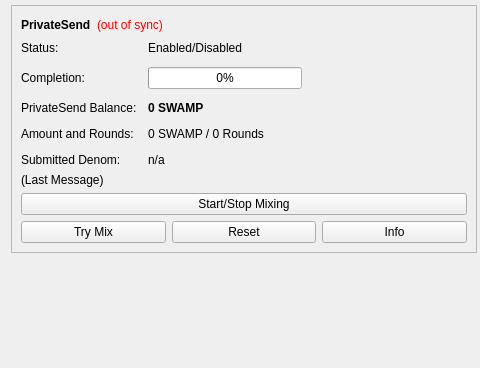
Above: src/qt/forms/overviewpage.ui from devilking6105/swamp before the change; both pictures show x 0 to 480 and y 217 to 585 of the 960 by 585 pixel window. Below: the same form after it.
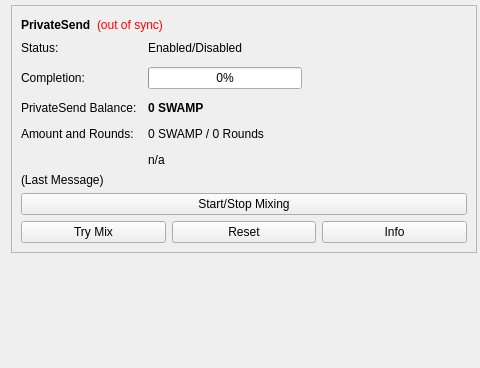
That is the form after the change.

```diff
--- a/src/qt/forms/overviewpage.ui
+++ b/src/qt/forms/overviewpage.ui
@@ -534,7 +534,7 @@
             </item>
             <item row="4" column="0">
              <widget class="QLabel" name="labelSubmittedDenomText">
-              <property name="text">
+              <property name="font">
                <string>Submitted Denom:</string>
               </property>
              </widget>
```
